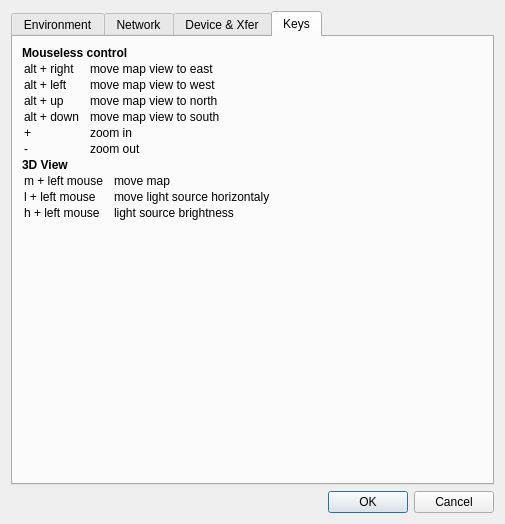
Before: the Qt Designer form src/IDlgConfig.ui in ntruchsess/QLandkarteGT, drawn with Qt 5.
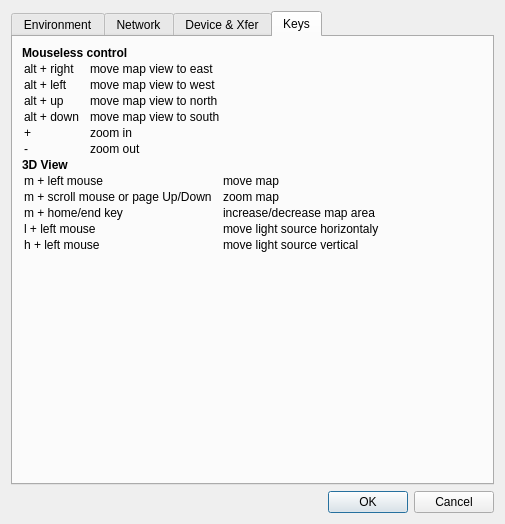
After: the same form once the commit is applied. The open tabs and pages were chosen to show the change.

Commit message: add the key settings in IDlgConfig.ui

What changed in the file:
```diff
--- a/src/IDlgConfig.ui
+++ b/src/IDlgConfig.ui
@@ -398,8 +398,10 @@
 &lt;b>3D View&lt;/b>
 &lt;table>
 &lt;tr>&lt;td>m + left mouse&lt;/td>&lt;td>&amp;nbsp;&amp;nbsp;&lt;/td>&lt;td>move map&lt;/td>
+&lt;tr>&lt;td>m + scroll mouse or page Up/Down&lt;/td>&lt;td>&amp;nbsp;&amp;nbsp;&lt;/td>&lt;td>zoom map&lt;/td>
+&lt;tr>&lt;td>m + home/end key&lt;/td>&lt;td>&amp;nbsp;&amp;nbsp;&lt;/td>&lt;td>increase/decrease map area&lt;/td>
 &lt;tr>&lt;td>l + left mouse&lt;/td>&lt;td>&amp;nbsp;&amp;nbsp;&lt;/td>&lt;td>move light source horizontaly&lt;/td>
-&lt;tr>&lt;td>h + left mouse&lt;/td>&lt;td>&amp;nbsp;&amp;nbsp;&lt;/td>&lt;td>light source brightness&lt;/td>
+&lt;tr>&lt;td>h + left mouse&lt;/td>&lt;td>&amp;nbsp;&amp;nbsp;&lt;/td>&lt;td>move light source vertical&lt;/td>
 &lt;/table></string>
          </property>
          <property name="alignment" >
```
